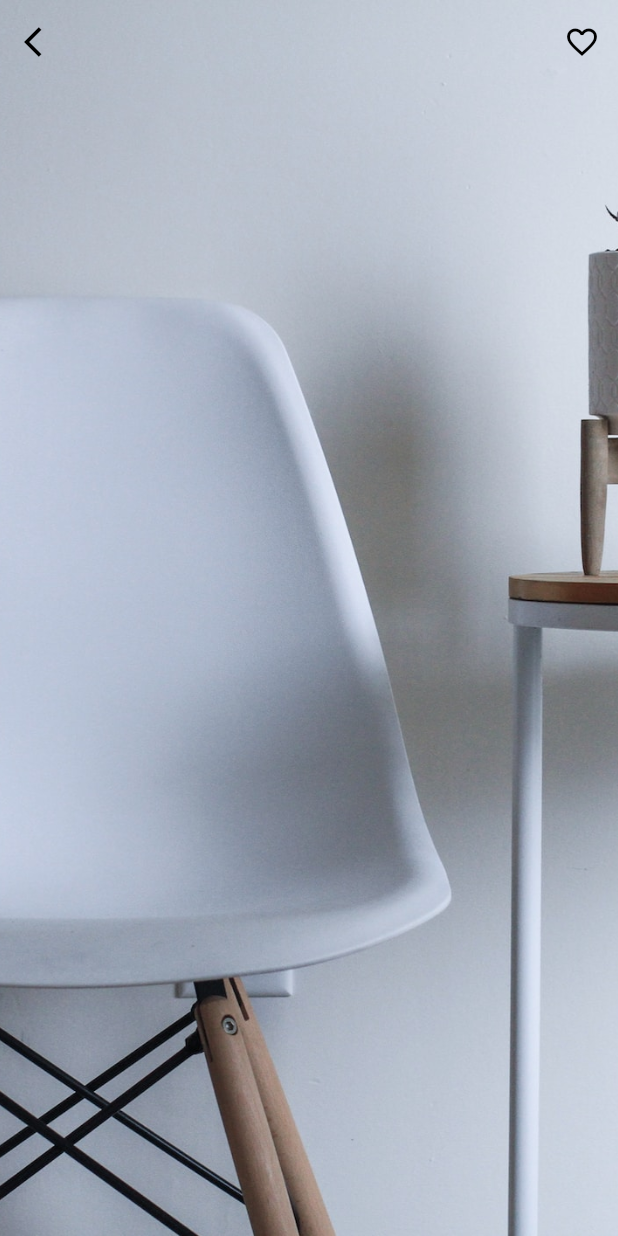
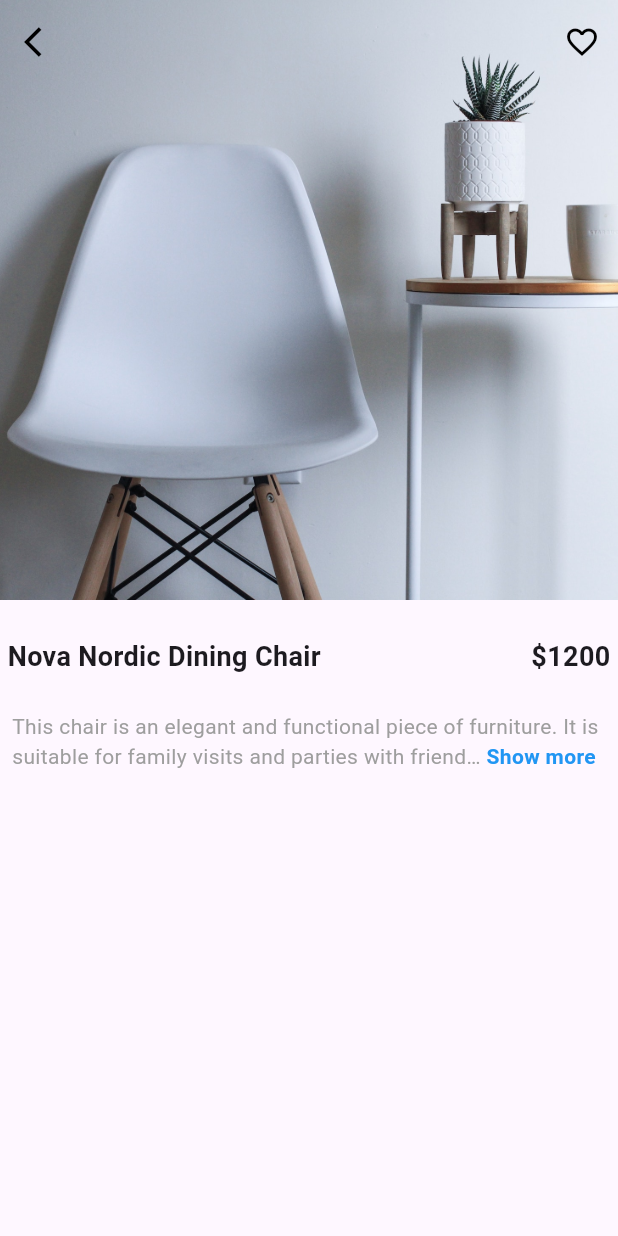
Before and after one commit to Tosin8/design_ui, a Flutter app: the ProductDetails screen opened directly, on a phone screen of 412 x 824 dp. Run offline on Flutter 3.47's test engine with Material 3 defaults, Android fonts, the phone set to English and light mode, and no system bars; drawn by our look-alikes of readmore; our stand-ins replace animate_do, flutter_fadein, flutter_svg, iconsax, liquid_swipe, page_transition and 1 more; missing offline and left inert: staggered_grid_view_flutter, vertical_card_pager.

Commit message:
adding readmore

```diff
--- a/lib/screens/furniture_gridview/detail_screen/product_detail.dart
+++ b/lib/screens/furniture_gridview/detail_screen/product_detail.dart
@@ -1,5 +1,7 @@
+import 'package:flutter/cupertino.dart';
 import 'package:flutter/material.dart';
 import 'package:flutter/widgets.dart';
+import 'package:readmore/readmore.dart';
 import 'package:ui_design/screens/furniture_gridview/model/product.dart';
 
 class ProductDetails extends StatelessWidget {
@@ -30,23 +32,49 @@ class ProductDetails extends StatelessWidget {
             ],
                    ),
 
-
-
-
     body: Stack(
       children: [
          Container(
               child:
               Column(
                 children: [
-                  Expanded(
-                    child: Hero(
+                  Hero(
                       tag: 'products[0].image',
                       child: Container(
+                        height: 400,
                         child: Image.asset(products[0].image,  fit: BoxFit.cover,),
                       ),
-                    )
-                  )
+
+                  ),
+                  const SizedBox(height: 20),
+                  Padding(
+                    padding: const EdgeInsets.all(5),
+                    child: Row(
+                      mainAxisAlignment: MainAxisAlignment.spaceBetween,
+                      children: [
+                        Text(products[0].title,
+                        maxLines: 1,
+                        overflow: TextOverflow.ellipsis,
+                         style: const TextStyle(fontWeight: FontWeight.w700, fontSize: 18),
+                        ),
+                        Text('\$${products[0].price.toString()}', style: const TextStyle(fontWeight: FontWeight.w700, fontSize: 18),)
+                      ],
+                    ),
+                  ),
+                  const SizedBox(height: 10,),
+                  Padding(
+                    padding: const EdgeInsets.all(8.0),
+                    child: ReadMoreText(
+                      products[0].description,
+                      trimLength:3,
+                      trimMode: TrimMode.Line,
+                      colorClickableText: Colors.blue,
+  trimCollapsedText: 'Show more',
+  trimExpandedText: 'Show less',
+  moreStyle: const TextStyle(fontSize: 14, fontWeight: FontWeight.bold, color: Colors.blue),
+  lessStyle: const TextStyle(fontSize: 14, fontWeight: FontWeight.bold, color: Colors.blue),
+                      style: TextStyle(color: Colors.grey.shade500),),
+                  ),
                 ],
               ),
             ),
--- a/lib/screens/furniture_gridview/model/product.dart
+++ b/lib/screens/furniture_gridview/model/product.dart
@@ -3,52 +3,54 @@ class Product {
   final String title;
   final String image;
   final int price;
-  Product({
-    required this.title,
-    required this.image,
-    required this.price,
-  });
+  final String description;
+
+  Product({required this.title, required this.image, required this.price, required this.description});
+
 
 }
 
 List<Product> products = [
 Product(
+
   price: 1200,
-  title: 'Product 1',
- image: 'assets/furniture_grid/1.jpg'
+  title: 'Nova Nordic Dining Chair',
+ image: 'assets/furniture_grid/1.jpg',
+ description: 'This chair is an elegant and functional piece of furniture. It is suitable for family visits and parties with friends and perfect for relaxing in front of the TV after hard work.',
  ),
  Product(
   title: 'Product 2',
  image: 'assets/furniture_grid/2.jpg',
- price: 800
+ price: 800,
+ description: ''
  ),
  Product(
   title: 'Product 3',
  image: 'assets/furniture_grid/3.jpg',
- price: 680
+ price: 680, description: ''
  ),
  Product(
   title: 'Product 1',
  image: 'assets/furniture_grid/4.jpg',
- price: 400
+ price: 400, description: ''
  ),
  Product(
   title: 'Product 1',
  image: 'assets/furniture_grid/5.jpg',
- price: 450
+ price: 450, description: ''
  ),
  Product(
   title: 'Product 1',
  image: 'assets/furniture_grid/6.jpg',
- price: 820
+ price: 820, description: ''
  ),
  Product(
   title: 'Product 1',
  image: 'assets/furniture_grid/7.jpg',
- price: 460
+ price: 460, description: ''
  ), Product(
   title: 'Product 1',
  image: 'assets/furniture_grid/8.jpg',
- price: 800
+ price: 800, description: ''
  ),
 ];
--- a/pubspec.yaml
+++ b/pubspec.yaml
@@ -44,6 +44,7 @@ dependencies:
   iconsax: ^0.0.8
   liquid_swipe: ^3.1.0
   page_transition: ^2.1.0
+  readmore: ^3.0.0
   simple_shadow: ^0.3.1
   staggered_grid_view_flutter: ^0.0.4
   uuid: ^4.2.2
```
Also changed, not shown: pubspec.lock.
